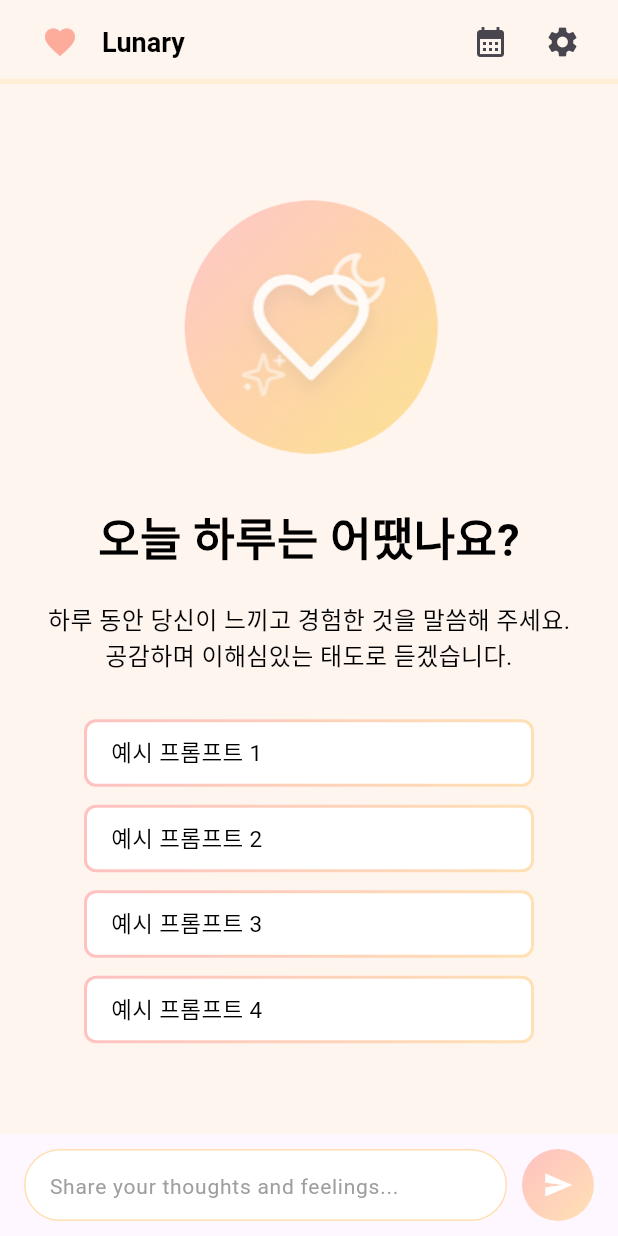
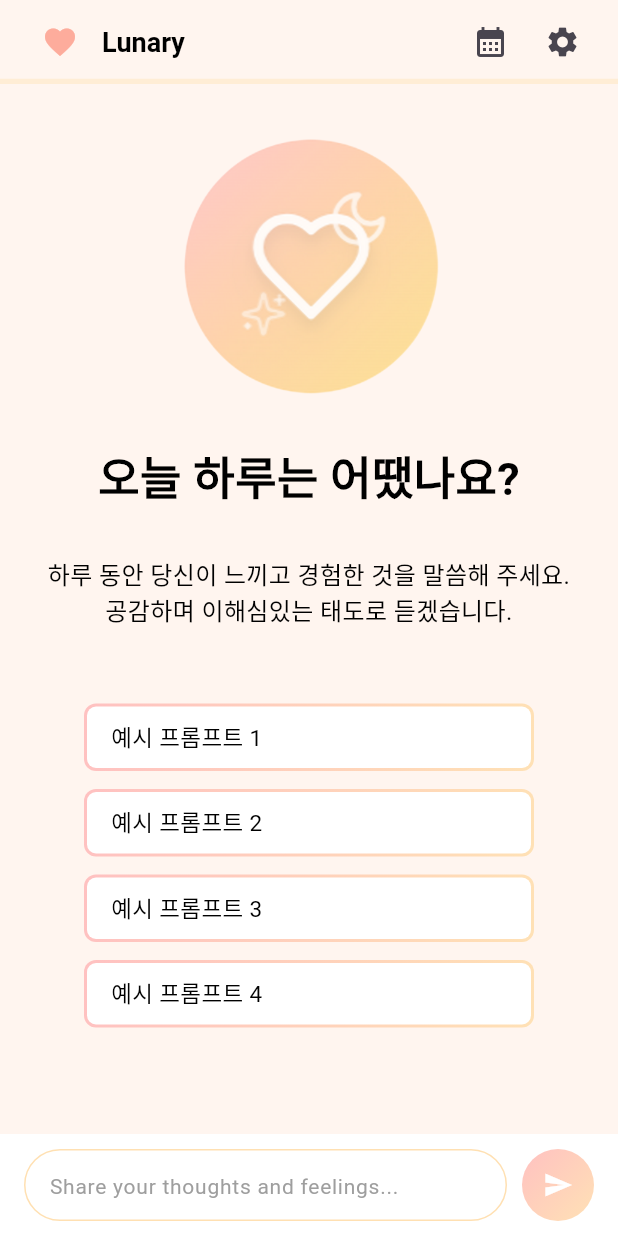
Before and after one commit to Zaixian5/Lunary, a Flutter app: the screen it shows after launch, on a phone screen of 412 x 824 dp. Run offline on Flutter 3.47's test engine with Material 3 defaults, Android fonts, the phone set to English and light mode, and no system bars.

Commit message:
BugFix: 채팅창을 눌렀을 때 바텀 오버플로우가 생기던 문제 해결(HomeScreen에서 Expanded와 SingleChildScroolView를 써서 해결)

```diff
--- a/lib/screens/home/home_screen.dart
+++ b/lib/screens/home/home_screen.dart
@@ -10,20 +10,33 @@ class HomeScreen extends StatelessWidget {
   @override
   Widget build(BuildContext context) {
     return Scaffold(
+      // 앱바
       appBar: const CommonAppBar(),
+
+      // 홈 화면 디자인
       body: Container(
-        decoration: BoxDecoration(color: Color(0xFFFFF5EF)),
-        child: Row(
-          mainAxisAlignment: MainAxisAlignment.center,
+        decoration: const BoxDecoration(color: Color(0xFFFFF5EF)),
+        child: Column(
           children: [
-            Column(
-              mainAxisAlignment: MainAxisAlignment.center,
-              children: [const Introduce(), const PromptExample()],
+            // 아래 ChatInputField를 아래로 보내기 위해 Introduce와 PromptExample이 있는 Column을 Expanded로 감쌈
+            Expanded(
+              // 키보드를 열었을 때 작아진 화면에서 스크롤이 가능하게 함. 이렇게 하면 오버플로우도 방지 할 수 있음.
+              child: SingleChildScrollView(
+                padding: const EdgeInsets.symmetric(vertical: 20),
+                child: Column(
+                  mainAxisAlignment: MainAxisAlignment.center,
+                  children: const [
+                    Introduce(),
+                    SizedBox(height: 50),
+                    PromptExample(),
+                  ],
+                ),
+              ),
             ),
+            const SafeArea(bottom: true, child: ChatInputField()),
           ],
         ),
       ),
-      bottomNavigationBar: ChatInputField(),
     );
   }
 }
--- a/lib/screens/home/introduce.dart
+++ b/lib/screens/home/introduce.dart
@@ -18,13 +18,12 @@ class Introduce extends StatelessWidget {
             color: Colors.black,
           ),
         ),
-        SizedBox(height: 20),
+        SizedBox(height: 30),
         Text(
           '하루 동안 당신이 느끼고 경험한 것을 말씀해 주세요.\n공감하며 이해심있는 태도로 듣겠습니다.',
           textAlign: TextAlign.center,
           style: TextStyle(fontSize: 16, color: Colors.black),
         ),
-        SizedBox(height: 30),
       ],
     );
   }
--- a/lib/screens/splash/splash_screen.dart
+++ b/lib/screens/splash/splash_screen.dart
@@ -10,6 +10,8 @@ class SplashScreen extends StatefulWidget {
   State<SplashScreen> createState() => _SplashScreenState();
 }
 
+// 현재 스플래시 화면은 실제 로딩 기능을 갖고 있지 않고 단지 3초후 HomeScree으로 넘어감
+// TODO: 서버 연동 후 실제 로딩 기능 만들기
 class _SplashScreenState extends State<SplashScreen> {
   @override
   void initState() {
--- a/lib/widgets/chat_input_field.dart
+++ b/lib/widgets/chat_input_field.dart
@@ -1,8 +1,8 @@
 import 'package:flutter/material.dart';
 
 class ChatInputField extends StatefulWidget {
-  // 사용자가 메시지를 전송했을 때 호출되는 콜백 함수입니다.
-  // 외부에서 이 위젯을 사용할 때 메시지 처리 로직을 여기에 연결할 수 있습니다.
+  // 사용자가 메시지를 전송했을 때 호출되는 콜백 함수
+  // 외부에서 이 위젯을 사용할 때 메시지 처리 ChatInputField 생성자로 연결할 수 있음
   final void Function(String)? onSend;
 
   const ChatInputField({super.key, this.onSend});
@@ -12,8 +12,8 @@ class ChatInputField extends StatefulWidget {
 }
 
 class _ChatInputFieldState extends State<ChatInputField> {
-  // 사용자가 입력한 텍스트를 관리하는 컨트롤러입니다.
-  // TextField의 현재 입력값에 접근하거나 초기화할 때 사용됩니다.
+  // 사용자가 입력한 텍스트를 관리하는 컨트롤러
+  // TextField의 현재 입력값에 접근하거나 초기화할 때 사용
   final TextEditingController _controller = TextEditingController();
 
   // 입력된 텍스트를 전송 처리하는 함수
@@ -29,14 +29,13 @@ class _ChatInputFieldState extends State<ChatInputField> {
 
   @override
   Widget build(BuildContext context) {
-    return SafeArea(
-      // 기기 하단 영역(iPhone 홈 바 등) 침범 방지
-      child: Container(
+    // 채팅창
+    return Container(
       padding: const EdgeInsets.symmetric(horizontal: 16, vertical: 10),
-        color: Colors.transparent, // 배경은 투명하게 유지
+      color: Colors.white,
       child: Row(
+        // TextField 디자인
         children: [
-            // 입력창(TextField)이 포함된 둥근 박스
           Expanded(
             child: Container(
               height: 48,
@@ -80,7 +79,6 @@ class _ChatInputFieldState extends State<ChatInputField> {
           ),
         ],
       ),
-      ),
     );
   }
 }
```
Lines whose indentation alone changed are shown as unchanged.
